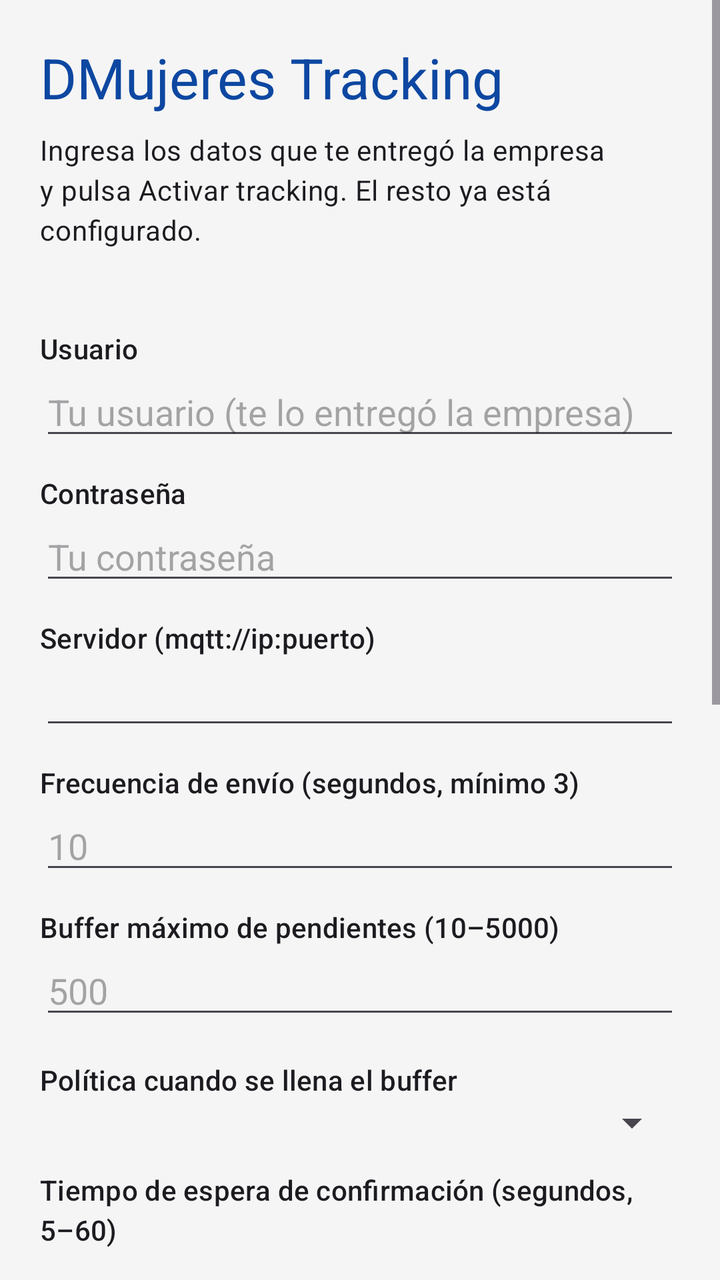
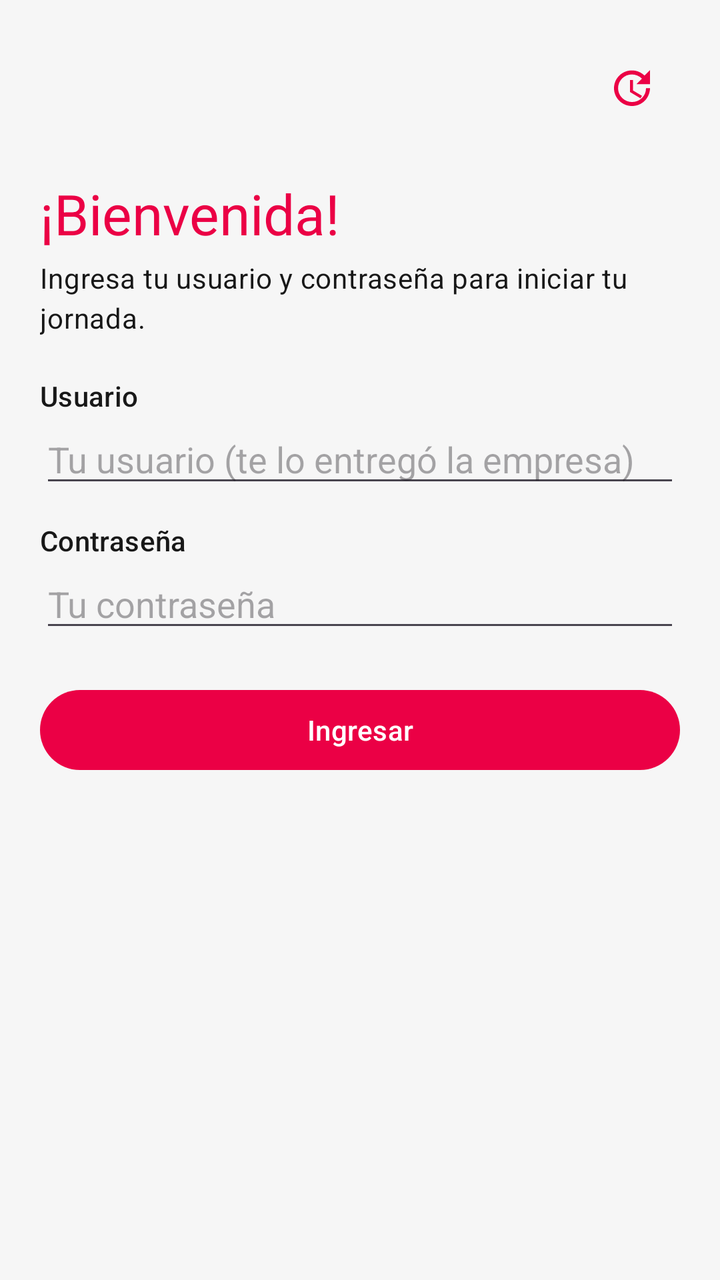

Before-and-after screenshots of an Android layout around one commit, followed by the original layout XML and the change that was made.
<!-- AndroidManifest.xml: application theme Theme.Dmujeres -->
<!-- res/layout/activity_main.xml -->
<?xml version="1.0" encoding="utf-8"?>
<ScrollView xmlns:android="http://schemas.android.com/apk/res/android"
    android:layout_width="match_parent"
    android:layout_height="match_parent"
    android:background="@color/background">

    <LinearLayout
        android:layout_width="match_parent"
        android:layout_height="wrap_content"
        android:orientation="vertical"
        android:padding="20dp">

        <TextView
            android:layout_width="wrap_content"
            android:layout_height="wrap_content"
            android:text="@string/app_name"
            android:textAppearance="@style/TextAppearance.Material3.HeadlineMedium"
            android:textColor="@color/primary"
            android:layout_marginBottom="8dp" />

        <TextView
            android:layout_width="wrap_content"
            android:layout_height="wrap_content"
            android:text="@string/login_body"
            android:textAppearance="@style/TextAppearance.Material3.BodyMedium"
            android:layout_marginBottom="16dp" />

        <TextView
            android:id="@+id/versionText"
            android:layout_width="wrap_content"
            android:layout_height="wrap_content"
            android:textAppearance="@style/TextAppearance.Material3.BodySmall"
            android:textColor="#666666"
            android:layout_marginBottom="8dp" />

        <TextView
            android:layout_width="wrap_content"
            android:layout_height="wrap_content"
            android:text="@string/username_label"
            android:textAppearance="@style/TextAppearance.Material3.LabelLarge" />

        <EditText
            android:id="@+id/usernameInput"
            android:layout_width="match_parent"
            android:layout_height="wrap_content"
            android:hint="@string/username_hint"
            android:inputType="text"
            android:layout_marginBottom="12dp" />

        <TextView
            android:layout_width="wrap_content"
            android:layout_height="wrap_content"
            android:text="@string/password_label"
            android:textAppearance="@style/TextAppearance.Material3.LabelLarge" />

        <EditText
            android:id="@+id/passwordInput"
            android:layout_width="match_parent"
            android:layout_height="wrap_content"
            android:hint="@string/password_hint"
            android:inputType="textPassword"
            android:layout_marginBottom="12dp" />

        <TextView
            android:layout_width="wrap_content"
            android:layout_height="wrap_content"
            android:text="@string/server_hint"
            android:textAppearance="@style/TextAppearance.Material3.LabelLarge" />

        <EditText
            android:id="@+id/serverInput"
            android:layout_width="match_parent"
            android:layout_height="wrap_content"
            android:inputType="textUri"
            android:layout_marginBottom="12dp" />

        <TextView
            android:layout_width="wrap_content"
            android:layout_height="wrap_content"
            android:text="@string/frequency_label"
            android:textAppearance="@style/TextAppearance.Material3.LabelLarge" />

        <EditText
            android:id="@+id/intervalInput"
            android:layout_width="match_parent"
            android:layout_height="wrap_content"
            android:inputType="number"
            android:hint="10"
            android:layout_marginBottom="12dp" />

        <TextView
            android:layout_width="wrap_content"
            android:layout_height="wrap_content"
            android:text="@string/buffer_label"
            android:textAppearance="@style/TextAppearance.Material3.LabelLarge" />

        <EditText
            android:id="@+id/bufferInput"
            android:layout_width="match_parent"
            android:layout_height="wrap_content"
            android:inputType="number"
            android:hint="500"
            android:layout_marginBottom="16dp" />

        <TextView
            android:layout_width="wrap_content"
            android:layout_height="wrap_content"
            android:text="@string/policy_label"
            android:textAppearance="@style/TextAppearance.Material3.LabelLarge" />

        <Spinner
            android:id="@+id/policySpinner"
            android:layout_width="match_parent"
            android:layout_height="wrap_content"
            android:layout_marginBottom="12dp" />

        <TextView
            android:layout_width="wrap_content"
            android:layout_height="wrap_content"
            android:text="@string/ack_timeout_label"
            android:textAppearance="@style/TextAppearance.Material3.LabelLarge" />

        <EditText
            android:id="@+id/ackTimeoutInput"
            android:layout_width="match_parent"
            android:layout_height="wrap_content"
            android:inputType="number"
            android:hint="15"
            android:layout_marginBottom="12dp" />

        <TextView
            android:layout_width="wrap_content"
            android:layout_height="wrap_content"
            android:text="@string/max_retries_label"
            android:textAppearance="@style/TextAppearance.Material3.LabelLarge" />

        <EditText
            android:id="@+id/maxRetriesInput"
            android:layout_width="match_parent"
            android:layout_height="wrap_content"
            android:inputType="number"
            android:hint="30"
            android:layout_marginBottom="16dp" />

        <Button
            android:id="@+id/saveButton"
            android:layout_width="match_parent"
            android:layout_height="wrap_content"
            android:text="@string/save"
            android:layout_marginBottom="12dp" />

        <Button
            android:id="@+id/diagButton"
            android:layout_width="match_parent"
            android:layout_height="wrap_content"
            android:text="@string/diag_button"
            android:layout_marginBottom="10dp" />

        <Button
            android:id="@+id/updateButton"
            android:layout_width="match_parent"
            android:layout_height="wrap_content"
            android:text="@string/update_button"
            android:layout_marginBottom="10dp" />

        <Button
            android:id="@+id/permissionsButton"
            android:layout_width="match_parent"
            android:layout_height="wrap_content"
            android:text="@string/permissions_button"
            android:layout_marginBottom="20dp" />

        <TextView
            android:id="@+id/stateText"
            android:layout_width="match_parent"
            android:layout_height="wrap_content"
            android:text="@string/tracking_off"
            android:textAppearance="@style/TextAppearance.Material3.TitleMedium"
            android:textColor="@color/primary"
            android:padding="12dp"
            android:background="@drawable/state_background"
            android:layout_marginBottom="12dp" />

        <TextView
            android:id="@+id/pendingText"
            android:layout_width="match_parent"
            android:layout_height="wrap_content"
            android:text=""
            android:textAppearance="@style/TextAppearance.Material3.BodyMedium"
            android:layout_marginBottom="20dp" />

        <Button
            android:id="@+id/toggleButton"
            android:layout_width="match_parent"
            android:layout_height="wrap_content"
            android:text="@string/start" />

    </LinearLayout>
</ScrollView>
<!-- resources referenced by this layout -->
<resources>
  <color name="background">#F5F5F5</color>
  <color name="primary">#0D47A1</color>
  <!-- drawable state_background (drawable) -->
  <?xml version="1.0" encoding="utf-8"?>
  <shape xmlns:android="http://schemas.android.com/apk/res/android" android:shape="rectangle">
      <solid android:color="#E3F2FD" />
      <corners android:radius="8dp" />
  </shape>
  <string name="ack_timeout_label">Tiempo de espera de confirmación (segundos, 5–60)</string>
  <string name="app_name">DMujeres Tracking</string>
  <string name="buffer_label">Buffer máximo de pendientes (10–5000)</string>
  <string name="diag_button">Diagnóstico</string>
  <string name="frequency_label">Frecuencia de envío (segundos, mínimo 3)</string>
  <string name="login_body">Ingresa los datos que te entregó la empresa y pulsa "Activar tracking". El resto ya está configurado.</string>
  <string name="max_retries_label">Máximos reintentos por mensaje (3–200)</string>
  <string name="password_hint">Tu contraseña</string>
  <string name="password_label">Contraseña</string>
  <string name="permissions_button">Permisos y batería</string>
  <string name="policy_label">Política cuando se llena el buffer</string>
  <string name="save">Guardar y aplicar</string>
  <string name="server_hint">Servidor (mqtt://ip:puerto)</string>
  <string name="start">Iniciar jornada</string>
  <string name="tracking_off">Jornada finalizada</string>
  <string name="update_button">Buscar actualización</string>
  <string name="username_hint">Tu usuario (te lo entregó la empresa)</string>
  <string name="username_label">Usuario</string>
  <style name="Theme.Dmujeres" parent="Theme.Material3.Light.NoActionBar">
          <item name="colorPrimary">@color/primary</item>
          <item name="colorPrimaryDark">@color/primary_dark</item>
          <item name="colorAccent">@color/accent</item>
          <item name="android:statusBarColor">@color/primary_dark</item>
      </style>
  <color name="primary_dark">#002171</color>
  <color name="accent">#FFC107</color>
</resources>

<!-- the commit's change to res/layout/activity_main.xml (unified diff, before → after) -->
@@ -1,199 +1,162 @@
 <?xml version="1.0" encoding="utf-8"?>
-<ScrollView xmlns:android="http://schemas.android.com/apk/res/android"
+<FrameLayout xmlns:android="http://schemas.android.com/apk/res/android"
     android:layout_width="match_parent"
     android:layout_height="match_parent"
     android:background="@color/background">
 
-    <LinearLayout
+    <ScrollView
         android:layout_width="match_parent"
-        android:layout_height="wrap_content"
-        android:orientation="vertical"
-        android:padding="20dp">
+        android:layout_height="match_parent"
+        android:fillViewport="true">
 
-        <TextView
-            android:layout_width="wrap_content"
-            android:layout_height="wrap_content"
-            android:text="@string/app_name"
-            android:textAppearance="@style/TextAppearance.Material3.HeadlineMedium"
-            android:textColor="@color/primary"
-            android:layout_marginBottom="8dp" />
-
-        <TextView
-            android:layout_width="wrap_content"
-            android:layout_height="wrap_content"
-            android:text="@string/login_body"
-            android:textAppearance="@style/TextAppearance.Material3.BodyMedium"
-            android:layout_marginBottom="16dp" />
-
-        <TextView
-            android:id="@+id/versionText"
-            android:layout_width="wrap_content"
-            android:layout_height="wrap_content"
-            android:textAppearance="@style/TextAppearance.Material3.BodySmall"
-            android:textColor="#666666"
-            android:layout_marginBottom="8dp" />
-
-        <TextView
-            android:layout_width="wrap_content"
-            android:layout_height="wrap_content"
-            android:text="@string/username_label"
-            android:textAppearance="@style/TextAppearance.Material3.LabelLarge" />
-
-        <EditText
-            android:id="@+id/usernameInput"
+        <LinearLayout
             android:layout_width="match_parent"
             android:layout_height="wrap_content"
-            android:hint="@string/username_hint"
-            android:inputType="text"
-            android:layout_marginBottom="12dp" />
+            android:orientation="vertical"
+            android:padding="20dp">
 
-        <TextView
-            android:layout_width="wrap_content"
-            android:layout_height="wrap_content"
-            android:text="@string/password_label"
-            android:textAppearance="@style/TextAppearance.Material3.LabelLarge" />
+            <FrameLayout
+                android:layout_width="match_parent"
+                android:layout_height="wrap_content"
+                android:layout_marginBottom="20dp">
 
-        <EditText
-            android:id="@+id/passwordInput"
-            android:layout_width="match_parent"
-            android:layout_height="wrap_content"
-            android:hint="@string/password_hint"
-            android:inputType="textPassword"
-            android:layout_marginBottom="12dp" />
+                <ImageView
+                    android:id="@+id/bannerLogo"
+                    android:layout_width="260dp"
+                    android:layout_height="wrap_content"
+                    android:layout_gravity="center_horizontal"
+                    android:layout_alignParentTop="true"
+                    android:adjustViewBounds="true"
+                    android:contentDescription="@string/app_name" />
 
-        <TextView
-            android:layout_width="wrap_content"
-            android:layout_height="wrap_content"
-            android:text="@string/server_hint"
-            android:textAppearance="@style/TextAppearance.Material3.LabelLarge" />
+                <ImageButton
+                    android:id="@+id/updateButton"
+                    android:layout_width="48dp"
+                    android:layout_height="48dp"
+                    android:layout_gravity="top|end"
+                    android:background="?attr/selectableItemBackgroundBorderless"
+                    android:contentDescription="@string/check_updates"
+                    android:scaleType="centerInside"
+                    android:src="@drawable/ic_update" />
 
-        <EditText
-            android:id="@+id/serverInput"
-            android:layout_width="match_parent"
-            android:layout_height="wrap_content"
-            android:inputType="textUri"
-            android:layout_marginBottom="12dp" />
+            </FrameLayout>
 
-        <TextView
-            android:layout_width="wrap_content"
-            android:layout_height="wrap_content"
-            android:text="@string/frequency_label"
-            android:textAppearance="@style/TextAppearance.Material3.LabelLarge" />
+            <LinearLayout
+                android:id="@+id/loginSection"
+                android:layout_width="match_parent"
+                android:layout_height="wrap_content"
+                android:orientation="vertical">
 
-        <EditText
-            android:id="@+id/intervalInput"
-            android:layout_width="match_parent"
-            android:layout_height="wrap_content"
-            android:inputType="number"
-            android:hint="10"
-            android:layout_marginBottom="12dp" />
+                <TextView
+                    android:layout_width="wrap_content"
+                    android:layout_height="wrap_content"
+                    android:text="@string/login_title"
+                    android:textAppearance="@style/TextAppearance.Material3.HeadlineMedium"
+                    android:textColor="@color/primary"
+                    android:layout_marginBottom="4dp" />
 
-        <TextView
-            android:layout_width="wrap_content"
-            android:layout_height="wrap_content"
-            android:text="@string/buffer_label"
-            android:textAppearance="@style/TextAppearance.Material3.LabelLarge" />
+                <TextView
+                    android:layout_width="wrap_content"
+                    android:layout_height="wrap_content"
+                    android:text="@string/login_subtitle"
+                    android:textAppearance="@style/TextAppearance.Material3.BodyMedium"
+                    android:textColor="@color/ink"
+                    android:layout_marginBottom="20dp" />
 
-        <EditText
-            android:id="@+id/bufferInput"
-            android:layout_width="match_parent"
-            android:layout_height="wrap_content"
-            android:inputType="number"
-            android:hint="500"
-            android:layout_marginBottom="16dp" />
+                <TextView
+                    android:layout_width="wrap_content"
+                    android:layout_height="wrap_content"
+                    android:text="@string/username_label"
+                    android:textAppearance="@style/TextAppearance.Material3.LabelLarge"
+                    android:textColor="@color/ink" />
 
-        <TextView
-            android:layout_width="wrap_content"
-            android:layout_height="wrap_content"
-            android:text="@string/policy_label"
-            android:textAppearance="@style/TextAppearance.Material3.LabelLarge" />
+                <EditText
+                    android:id="@+id/usernameInput"
+                    android:layout_width="match_parent"
+                    android:layout_height="wrap_content"
+                    android:hint="@string/username_hint"
+                    android:inputType="text"
+                    android:layout_marginBottom="12dp" />
 
-        <Spinner
-            android:id="@+id/policySpinner"
-            android:layout_width="match_parent"
-            android:layout_height="wrap_content"
-            android:layout_marginBottom="12dp" />
+                <TextView
+                    android:layout_width="wrap_content"
+                    android:layout_height="wrap_content"
+                    android:text="@string/password_label"
+                    android:textAppearance="@style/TextAppearance.Material3.LabelLarge"
+                    android:textColor="@color/ink" />
 
-        <TextView
-            android:layout_width="wrap_content"
-            android:layout_height="wrap_content"
-            android:text="@string/ack_timeout_label"
-            android:textAppearance="@style/TextAppearance.Material3.LabelLarge" />
+                <EditText
+                    android:id="@+id/passwordInput"
+                    android:layout_width="match_parent"
+                    android:layout_height="wrap_content"
+                    android:hint="@string/password_hint"
+                    android:inputType="textPassword"
+                    android:layout_marginBottom="20dp" />
 
-        <EditText
-            android:id="@+id/ackTimeoutInput"
-            android:layout_width="match_parent"
-            android:layout_height="wrap_content"
-            android:inputType="number"
-            android:hint="15"
-            android:layout_marginBottom="12dp" />
+                <Button
+                    android:id="@+id/loginButton"
+                    android:layout_width="match_parent"
+                    android:layout_height="wrap_content"
+                    android:text="@string/login_button" />
 
-        <TextView
-            android:layout_width="wrap_content"
-            android:layout_height="wrap_content"
-            android:text="@string/max_retries_label"
-            android:textAppearance="@style/TextAppearance.Material3.LabelLarge" />
+            </LinearLayout>
 
-        <EditText
-            android:id="@+id/maxRetriesInput"
-            android:layout_width="match_parent"
-            android:layout_height="wrap_content"
-            android:inputType="number"
-            android:hint="30"
-            android:layout_marginBottom="16dp" />
+            <LinearLayout
+                android:id="@+id/mainSection"
+                android:layout_width="match_parent"
+                android:layout_height="wrap_content"
+                android:orientation="vertical"
+                android:visibility="gone">
 
-        <Button
-            android:id="@+id/saveButton"
-            android:layout_width="match_parent"
-            android:layout_height="wrap_content"
-            android:text="@string/save"
-            android:layout_marginBottom="12dp" />
+                <TextView
+                    android:id="@+id/stateText"
+                    android:layout_width="match_parent"
+                    android:layout_height="wrap_content"
+                    android:text="@string/tracking_off"
+                    android:textAppearance="@style/TextAppearance.Material3.TitleMedium"
+                    android:textColor="@color/primary"
+                    android:padding="14dp"
+                    android:background="@drawable/state_background"
+                    android:layout_marginBottom="12dp" />
 
-        <Button
-            android:id="@+id/diagButton"
-            android:layout_width="match_parent"
-            android:layout_height="wrap_content"
-            android:text="@string/diag_button"
-            android:layout_marginBottom="10dp" />
+                <TextView
+                    android:id="@+id/logText"
+                    android:layout_width="match_parent"
+                    android:layout_height="wrap_content"
+                    android:text=""
+                    android:textAppearance="@style/TextAppearance.Material3.BodyLarge"
+                    android:textColor="@color/ink"
+                    android:lineSpacingExtra="6dp"
+                    android:padding="14dp"
+                    android:background="@drawable/state_background"
+                    android:layout_marginBottom="20dp" />
 
-        <Button
-            android:id="@+id/updateButton"
-            android:layout_width="match_parent"
-            android:layout_height="wrap_content"
-            android:text="@string/update_button"
-            android:layout_marginBottom="10dp" />
+                <Button
+                    android:id="@+id/toggleButton"
+                    android:layout_width="match_parent"
+                    android:layout_height="wrap_content"
+                    android:text="@string/start" />
 
-        <Button
-            android:id="@+id/permissionsButton"
-            android:layout_width="match_parent"
-            android:layout_height="wrap_content"
-            android:text="@string/permissions_button"
-            android:layout_marginBottom="20dp" />
+                <Button
+                    android:id="@+id/diagButton"
+                    style="@style/Widget.Material3.Button.TextButton"
+                    android:layout_width="match_parent"
+                    android:layout_height="wrap_content"
+                    android:text="@string/diag_button" />
 
-        <TextView
-            android:id="@+id/stateText"
-            android:layout_width="match_parent"
-            android:layout_height="wrap_content"
-            android:text="@string/tracking_off"
-            android:textAppearance="@style/TextAppearance.Material3.TitleMedium"
-            android:textColor="@color/primary"
-            android:padding="12dp"
-            android:background="@drawable/state_background"
-            android:layout_marginBottom="12dp" />
+            </LinearLayout>
 
-        <TextView
-            android:id="@+id/pendingText"
-            android:layout_width="match_parent"
-            android:layout_height="wrap_content"
-            android:text=""
-            android:textAppearance="@style/TextAppearance.Material3.BodyMedium"
-            android:layout_marginBottom="20dp" />
+        </LinearLayout>
 
-        <Button
-            android:id="@+id/toggleButton"
-            android:layout_width="match_parent"
-            android:layout_height="wrap_content"
-            android:text="@string/start" />
+    </ScrollView>
 
-    </LinearLayout>
-</ScrollView>
+    <TextView
+        android:id="@+id/versionText"
+        android:layout_width="wrap_content"
+        android:layout_height="wrap_content"
+        android:layout_gravity="bottom|end"
+        android:padding="10dp"
+        android:textAppearance="@style/TextAppearance.Material3.BodySmall"
+        android:textColor="#8A8A8A" />
+
+</FrameLayout>
<!-- resource entries referenced after the edit -->
@@ -1,29 +1,36 @@
 <!-- resources referenced by this layout -->
 <resources>
-  <color name="background">#F5F5F5</color>
-  <color name="primary">#0D47A1</color>
+  <color name="background">#F6F6F6</color>
+  <color name="ink">#181818</color>
+  <color name="primary">#EB0045</color>
+  <!-- drawable ic_update (drawable) -->
+  <?xml version="1.0" encoding="utf-8"?>
+  <vector xmlns:android="http://schemas.android.com/apk/res/android"
+      android:width="24dp"
+      android:height="24dp"
+      android:viewportWidth="24"
+      android:viewportHeight="24"
+      android:tint="@color/primary">
+      <path
+          android:fillColor="#FFFFFFFF"
+          android:pathData="M21,10.12h-6.78l2.74,-2.82c-2.73,-2.7 -7.15,-2.8 -9.88,-0.1 -2.73,2.71 -2.73,7.08 0,9.79s7.15,2.71 9.88,0C18.32,15.65 19,14.08 19,12.1h2c0,1.98 -0.88,4.55 -2.64,6.29 -3.51,3.48 -9.21,3.48 -12.72,0 -3.5,-3.47 -3.53,-9.11 -0.02,-12.58 3.51,-3.47 9.14,-3.47 12.65,0L21,3v7.12zM12.5,8v5.25l4.5,2.67 -0.75,1.23L11,14V8h1.5z"/>
+  </vector>
   <!-- drawable state_background (drawable) -->
   <?xml version="1.0" encoding="utf-8"?>
   <shape xmlns:android="http://schemas.android.com/apk/res/android" android:shape="rectangle">
-      <solid android:color="#E3F2FD" />
+      <solid android:color="#FFE9F0" />
       <corners android:radius="8dp" />
   </shape>
-  <string name="ack_timeout_label">Tiempo de espera de confirmación (segundos, 5–60)</string>
   <string name="app_name">DMujeres Tracking</string>
-  <string name="buffer_label">Buffer máximo de pendientes (10–5000)</string>
+  <string name="check_updates">Buscar actualizaciones</string>
   <string name="diag_button">Diagnóstico</string>
-  <string name="frequency_label">Frecuencia de envío (segundos, mínimo 3)</string>
-  <string name="login_body">Ingresa los datos que te entregó la empresa y pulsa "Activar tracking". El resto ya está configurado.</string>
-  <string name="max_retries_label">Máximos reintentos por mensaje (3–200)</string>
+  <string name="login_button">Ingresar</string>
+  <string name="login_subtitle">Ingresa tu usuario y contraseña para iniciar tu jornada.</string>
+  <string name="login_title">¡Bienvenida!</string>
   <string name="password_hint">Tu contraseña</string>
   <string name="password_label">Contraseña</string>
-  <string name="permissions_button">Permisos y batería</string>
-  <string name="policy_label">Política cuando se llena el buffer</string>
-  <string name="save">Guardar y aplicar</string>
-  <string name="server_hint">Servidor (mqtt://ip:puerto)</string>
   <string name="start">Iniciar jornada</string>
   <string name="tracking_off">Jornada finalizada</string>
-  <string name="update_button">Buscar actualización</string>
   <string name="username_hint">Tu usuario (te lo entregó la empresa)</string>
   <string name="username_label">Usuario</string>
   <style name="Theme.Dmujeres" parent="Theme.Material3.Light.NoActionBar">
@@ -31,8 +38,11 @@
           <item name="colorPrimaryDark">@color/primary_dark</item>
           <item name="colorAccent">@color/accent</item>
           <item name="android:statusBarColor">@color/primary_dark</item>
+          <item name="android:windowBackground">@color/background</item>
+          <item name="android:colorAccent">@color/accent</item>
+          <item name="android:colorPrimary">@color/primary</item>
       </style>
-  <color name="primary_dark">#002171</color>
-  <color name="accent">#FFC107</color>
+  <color name="primary_dark">#C4003B</color>
+  <color name="accent">#FF1464</color>
 </resources>
 
